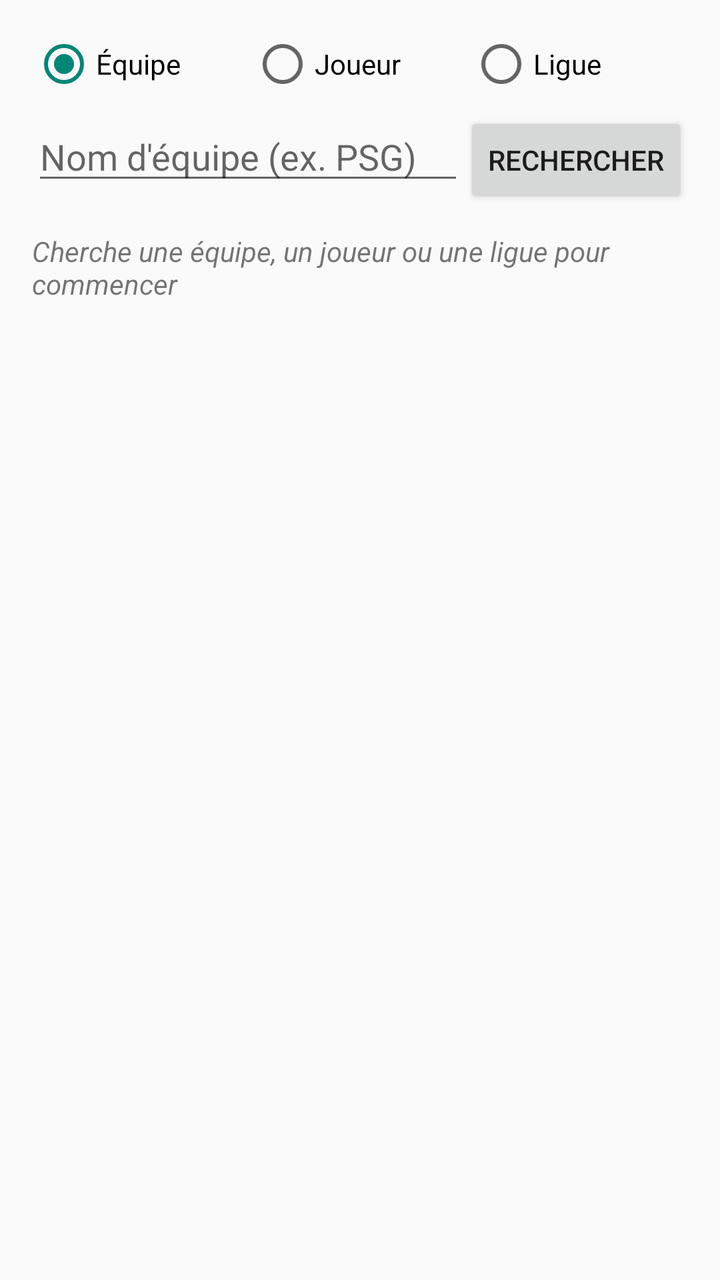
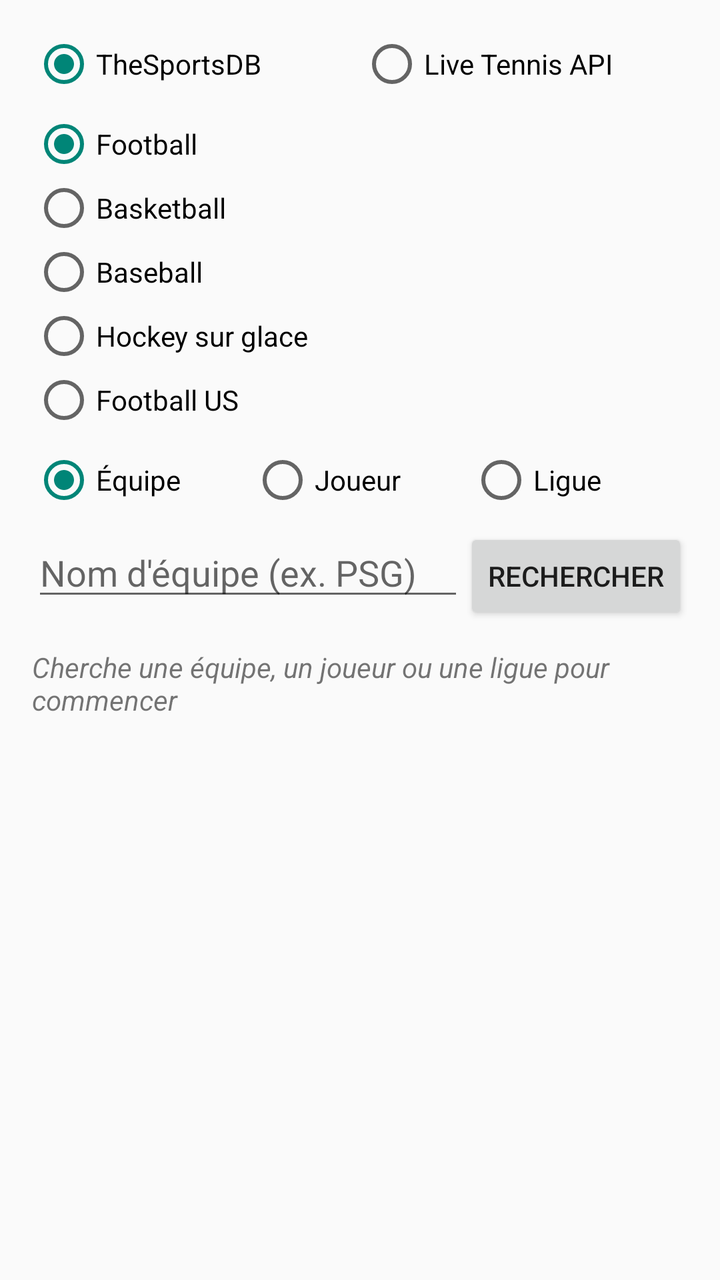

Two renders of the same Android screen: before a commit and after it. Below are the layout's source before the change and the commit's diff.
<!-- AndroidManifest.xml: application theme Theme.AppCompat.DayNight -->
<!-- res/layout/activity_main.xml -->
<?xml version="1.0" encoding="utf-8"?>
<LinearLayout xmlns:android="http://schemas.android.com/apk/res/android"
    android:layout_width="match_parent"
    android:layout_height="match_parent"
    android:orientation="vertical"
    android:padding="16dp">

    
    <LinearLayout
        android:id="@+id/followedMatchCard"
        android:layout_width="match_parent"
        android:layout_height="wrap_content"
        android:orientation="vertical"
        android:background="#1A000000"
        android:padding="12dp"
        android:layout_marginBottom="12dp"
        android:visibility="gone">

        <TextView
            android:id="@+id/textFollowedTitle"
            android:layout_width="match_parent"
            android:layout_height="wrap_content"
            android:textStyle="bold"
            android:textSize="16sp" />

        <TextView
            android:id="@+id/textFollowedDetails"
            android:layout_width="match_parent"
            android:layout_height="wrap_content"
            android:textSize="13sp"
            android:layout_marginTop="2dp" />

        <Button
            android:id="@+id/buttonStopFollowing"
            android:layout_width="wrap_content"
            android:layout_height="wrap_content"
            android:layout_marginTop="8dp"
            android:text="Arrêter le suivi" />

    </LinearLayout>

    
    <RadioGroup
        android:id="@+id/radioSearchMode"
        android:layout_width="match_parent"
        android:layout_height="wrap_content"
        android:orientation="horizontal"
        android:layout_marginBottom="8dp">

        <RadioButton
            android:id="@+id/radioModeTeam"
            android:layout_width="0dp"
            android:layout_height="wrap_content"
            android:layout_weight="1"
            android:text="Équipe"
            android:checked="true" />

        <RadioButton
            android:id="@+id/radioModePlayer"
            android:layout_width="0dp"
            android:layout_height="wrap_content"
            android:layout_weight="1"
            android:text="Joueur" />

        <RadioButton
            android:id="@+id/radioModeLeague"
            android:layout_width="0dp"
            android:layout_height="wrap_content"
            android:layout_weight="1"
            android:text="Ligue" />

    </RadioGroup>

    <LinearLayout
        android:layout_width="match_parent"
        android:layout_height="wrap_content"
        android:orientation="horizontal">

        <EditText
            android:id="@+id/editSearch"
            android:layout_width="0dp"
            android:layout_height="wrap_content"
            android:layout_weight="1"
            android:hint="Nom d'équipe (ex. PSG)"
            android:inputType="text"
            android:imeOptions="actionSearch"
            android:singleLine="true" />

        <Button
            android:id="@+id/buttonSearch"
            android:layout_width="wrap_content"
            android:layout_height="wrap_content"
            android:text="Rechercher" />

    </LinearLayout>

    <Button
        android:id="@+id/buttonBackToSearch"
        android:layout_width="wrap_content"
        android:layout_height="wrap_content"
        android:layout_marginTop="8dp"
        android:text="← Retour à la recherche"
        android:visibility="gone" />

    <TextView
        android:id="@+id/textStatus"
        android:layout_width="match_parent"
        android:layout_height="wrap_content"
        android:layout_marginTop="12dp"
        android:textStyle="italic"
        android:text="Cherche une équipe, un joueur ou une ligue pour commencer" />

    <androidx.recyclerview.widget.RecyclerView
        android:id="@+id/recyclerView"
        android:layout_width="match_parent"
        android:layout_height="0dp"
        android:layout_weight="1"
        android:layout_marginTop="8dp" />

</LinearLayout>
<!-- resources referenced by this layout -->
<resources>

</resources>

<!-- the commit's change to res/layout/activity_main.xml (unified diff, before → after) -->
@@ -41,6 +41,98 @@
 
     
     <RadioGroup
+        android:id="@+id/radioApi"
+        android:layout_width="match_parent"
+        android:layout_height="wrap_content"
+        android:orientation="horizontal"
+        android:layout_marginBottom="8dp">
+
+        <RadioButton
+            android:id="@+id/radioApiSportsDb"
+            android:layout_width="0dp"
+            android:layout_height="wrap_content"
+            android:layout_weight="1"
+            android:text="TheSportsDB"
+            android:checked="true" />
+
+        <RadioButton
+            android:id="@+id/radioApiTennis"
+            android:layout_width="0dp"
+            android:layout_height="wrap_content"
+            android:layout_weight="1"
+            android:text="Live Tennis API" />
+
+    </RadioGroup>
+
+    
+    <RadioGroup
+        android:id="@+id/radioSportsDbSport"
+        android:layout_width="match_parent"
+        android:layout_height="wrap_content"
+        android:orientation="vertical"
+        android:layout_marginBottom="8dp">
+
+        <RadioButton
+            android:id="@+id/radioSdbSoccer"
+            android:layout_width="wrap_content"
+            android:layout_height="wrap_content"
+            android:text="Football"
+            android:checked="true" />
+
+        <RadioButton
+            android:id="@+id/radioSdbBasketball"
+            android:layout_width="wrap_content"
+            android:layout_height="wrap_content"
+            android:text="Basketball" />
+
+        <RadioButton
+            android:id="@+id/radioSdbBaseball"
+            android:layout_width="wrap_content"
+            android:layout_height="wrap_content"
+            android:text="Baseball" />
+
+        <RadioButton
+            android:id="@+id/radioSdbIceHockey"
+            android:layout_width="wrap_content"
+            android:layout_height="wrap_content"
+            android:text="Hockey sur glace" />
+
+        <RadioButton
+            android:id="@+id/radioSdbAmFootball"
+            android:layout_width="wrap_content"
+            android:layout_height="wrap_content"
+            android:text="Football US" />
+
+    </RadioGroup>
+
+    
+    <LinearLayout
+        android:id="@+id/tennisApiKeyRow"
+        android:layout_width="match_parent"
+        android:layout_height="wrap_content"
+        android:orientation="horizontal"
+        android:layout_marginBottom="8dp"
+        android:visibility="gone">
+
+        <EditText
+            android:id="@+id/editTennisApiKey"
+            android:layout_width="0dp"
+            android:layout_height="wrap_content"
+            android:layout_weight="1"
+            android:hint="Clé Live Tennis API"
+            android:inputType="textPassword"
+            android:singleLine="true" />
+
+        <Button
+            android:id="@+id/buttonSaveTennisApiKey"
+            android:layout_width="wrap_content"
+            android:layout_height="wrap_content"
+            android:text="Enregistrer la clé" />
+
+    </LinearLayout>
+
+    
+    <RadioGroup
         android:id="@+id/radioSearchMode"
         android:layout_width="match_parent"
         android:layout_height="wrap_content"
